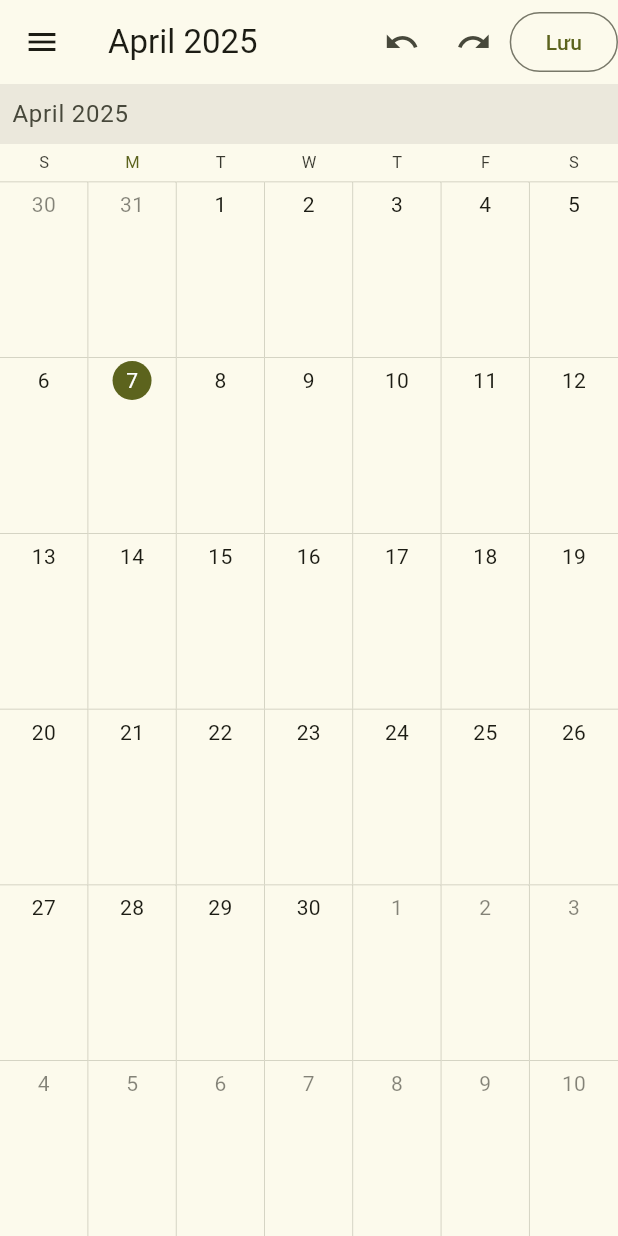
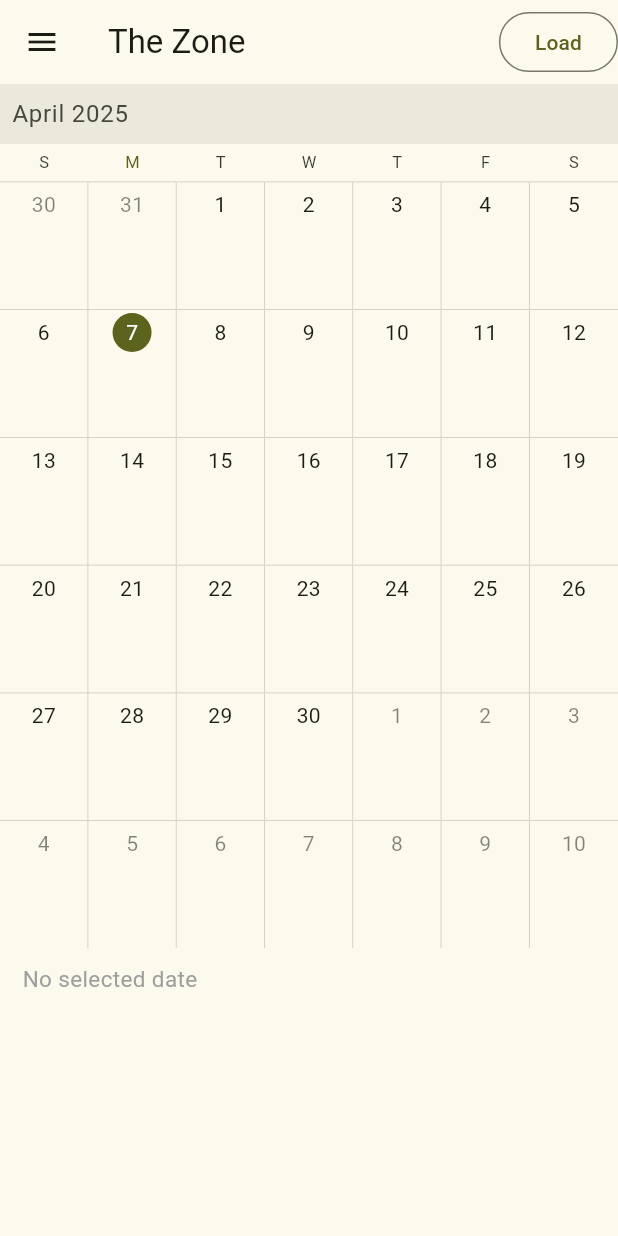
Before and after one commit to kinten108101/theZone2, a Flutter app: the screen it shows after launch, on a phone screen of 412 x 824 dp. Run offline on Flutter 3.47's test engine with Material 3 defaults, Android fonts, the phone set to English and light mode, and no system bars; drawn by our look-alikes of syncfusion_flutter_calendar; our stand-ins replace table_calendar.

Commit message:
i havent slept

```diff
--- a/lib/main.dart
+++ b/lib/main.dart
@@ -4,29 +4,107 @@ import 'package:syncfusion_flutter_calendar/calendar.dart';
 import 'package:http/http.dart' as http;
 import 'dart:developer' as developer;
 import 'dart:io';
+import 'dart:ui';
 import 'dart:convert';
+import 'package:provider/provider.dart';
 
-final SERVER = "10.130.101.252:8089";
+final SERVER = "https://thezoneengine.onrender.com";
 
-void main() => runApp(MyApp());
+void main() => runApp(
+	MultiProvider(
+		providers: [
+			ChangeNotifierProvider(create: (context) => EventModel()),
+		],
+		child: MyApp(),
+	),
+);
 
 Future<http.Response> fetchZoneEventRead() {
-	return http.get(Uri.parse('http://${SERVER}/event'));
+	final uri = Uri.parse('${SERVER}/event?day=2025-10-10');
+	return http.get(uri);
 }
 
 class Event {
 	DateTime? startTime;
 	DateTime? endTime;
-	Event(this.startTime, this.endTime);
+	String? title;
 
-	static Event fromMap(Map<string, > eventRaw) {
-		final startTime = DateTime.parse(eventRaw["start_time"]);
-		final endTime   = DateTime.parse(eventRaw["end_time"]);
-		return Event(startTime, endTime);
+	Event(
+		this.startTime,
+		this.endTime,
+		this.title
+	);
+
+	static Event fromMap(Map<String, dynamic> eventRaw) {
+		final startTime = DateTime.parse("${eventRaw["date"]} ${eventRaw["start_time"]}Z");
+		final endTime   = DateTime.parse("${eventRaw["date"]} ${eventRaw["end_time"]}Z");
+		final title     = eventRaw["title"];
+		return
+			Event(
+				startTime,
+				endTime,
+				title
+			);
+	}
+}
+
+class EventModel extends ChangeNotifier {
+	final List<Event> _data = [];
+
+	List<Event> get events => this._data;
+
+	void fill(List<Event> newEvents) {
+		this._data.clear();
+		this._data.addAll(newEvents);
+		this.notifyListeners();
+	}
+}
+
+class EventDataSource extends CalendarDataSource {
+	EventDataSource(List<Event> source) {
+		this.appointments = source;
+	}
+
+	@override
+	DateTime getStartTime(int index) {
+		return this.appointments![index].startTime!;
+	}
+
+	@override
+	DateTime getEndTime(int index) {
+		return this.appointments![index].endTime!;
+	}
+
+	@override
+	String getSubject(int index) {
+		return this.appointments![index].title!;
+	}
+
+	@override
+	Color getColor(int index) {
+		return Colors.blue[400]!;
+	}
+
+	@override
+	bool isAllDay(int index) {
+		return false;
 	}
 }
 
 class MyApp extends StatelessWidget {
+	void onLoad(eventModel) {
+		fetchZoneEventRead()
+			.then((response) {
+				final scheduleRaw = jsonDecode(response.body);
+				final List<Event> newEvents = <Event>[];
+				for (final eventRaw in scheduleRaw["events"]) {
+					final event = Event.fromMap(eventRaw);
+					newEvents.add(event);
+				}
+				eventModel.fill(newEvents);
+			});
+	}
+
 	@override
 	Widget build(BuildContext ctx) {
 		return MaterialApp(
@@ -34,9 +112,8 @@ class MyApp extends StatelessWidget {
 				useMaterial3: true,
 				colorScheme: ColorScheme.fromSeed(
 					seedColor: Colors.lime,
-					// ···
 					brightness: Brightness.light,
-    ),
+				),
 			),
 			home: Scaffold(
 				drawer: Drawer(
@@ -49,19 +126,17 @@ class MyApp extends StatelessWidget {
 								Scaffold.of(context).openDrawer();
 							}),
 					),
-					title: Text('April 2025'),
+					title: Text('The Zone'),
 					actions: <Widget>[
-						IconButton(icon: Icon(Icons.undo), onPressed: () {}),
-						IconButton(icon: Icon(Icons.redo), onPressed: () {}),
-						OutlinedButton(child: Text("Lưu"), onPressed: () {
-							fetchZone().then((response) {
-								final schedule = jsonDecode(response.body);
-								for (final eventRaw in schedule["events"]) {
-									final event = Event.fromMap(eventRaw);
-									print(event.startTime());
-								}
-							});
-						})
+						Consumer<EventModel>(
+							builder: (context, eventModel, child) =>
+								OutlinedButton(
+									child: Text("Load"),
+									onPressed: () {
+										onLoad(eventModel);
+									},
+								),
+						),
 					],
 				),
 				body: Page(),
@@ -80,9 +155,18 @@ class PageState extends State<Page> {
 	Widget build(BuildContext context) {
 		ThemeData theme = Theme.of(context);
 		return Scaffold(
-				body: SfCalendar(
-					view: CalendarView.month
-				)
+			body:
+				Consumer<EventModel>(
+					builder: (context, eventModel, child) =>
+						SfCalendar(
+							view: CalendarView.month,
+							dataSource: EventDataSource(eventModel.events),
+							monthViewSettings: MonthViewSettings(
+								showAgenda: true,
+								appointmentDisplayMode: MonthAppointmentDisplayMode.appointment,
+							),
+						),
+				),
 		);
 	}
 }
--- a/pubspec.yaml
+++ b/pubspec.yaml
@@ -5,6 +5,7 @@ version: 1.0.0+1
 environment:
   sdk: ">=2.12.0 <3.8.0"
 dependencies:
+  provider: ^6.1.4
   syncfusion_flutter_calendar: ^28.2.11
   table_calendar: ^3.2.0
   flutter:
```
